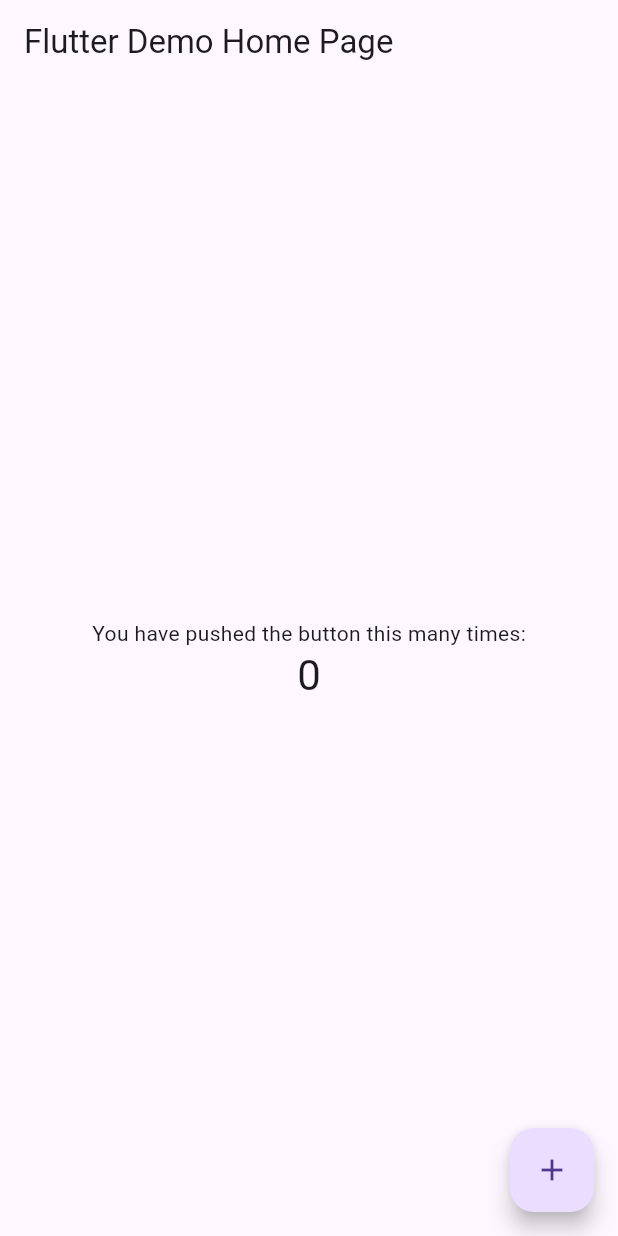
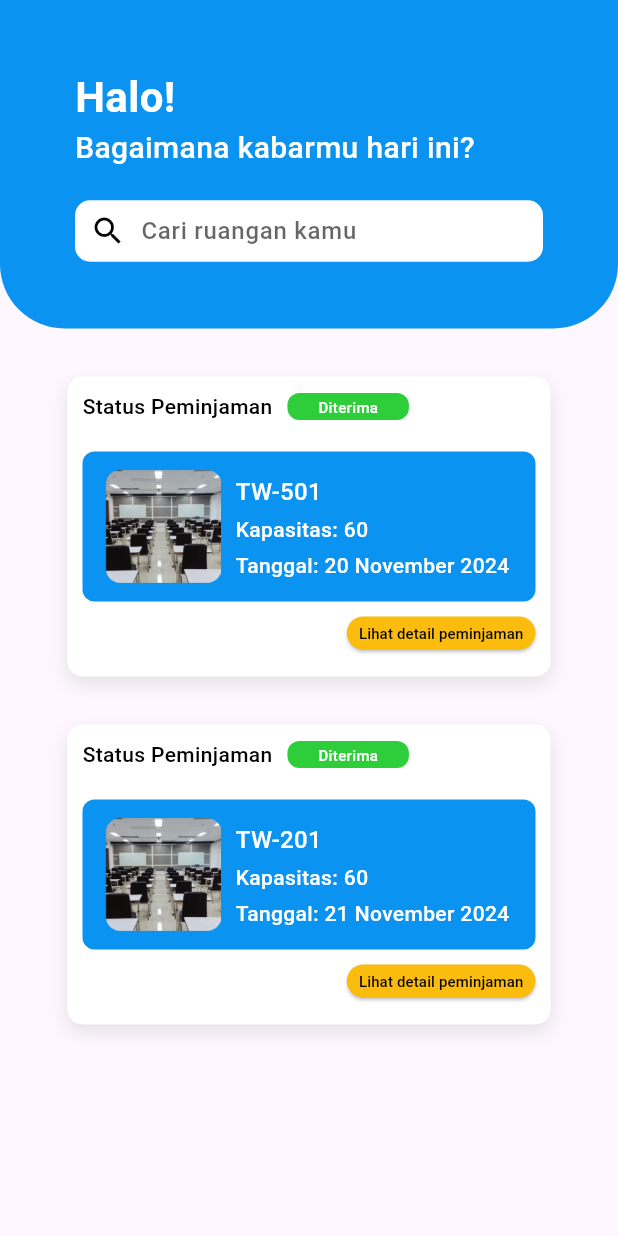
Before and after one commit to HyggeHalcyon/FP-Mobile-Programming, a Flutter app: the screen it shows after launch, on a phone screen of 412 x 824 dp. Run offline on Flutter 3.47's test engine with Material 3 defaults, Android fonts, the phone set to English and light mode, and no system bars; Roboto replaces fonts that are missing (Poppins).

Commit message:
feat: add home page for flutter apps

```diff
--- a/lib/main.dart
+++ b/lib/main.dart
@@ -7,109 +7,269 @@
 class MyApp extends StatelessWidget {
   const MyApp({super.key});
 
-  // This widget is the root of your application.
   @override
   Widget build(BuildContext context) {
     return MaterialApp(
-      title: 'Flutter Demo',
+      title: 'Flutter App',
       theme: ThemeData(
-        // This is the theme of your application.
-        //
-        // Try running your application with "flutter run". You'll see the
-        // application has a blue toolbar. Then, without quitting the app, try
-        // changing the primarySwatch below to Colors.green and then invoke
-        // "hot reload" (press "r" in the console where you ran "flutter run",
-        // or simply save your changes to "hot reload" in a Flutter IDE).
-        // Notice that the counter didn't reset back to zero; the application
-        // is not restarted.
         primarySwatch: Colors.blue,
       ),
-      home: const MyHomePage(title: 'Flutter Demo Home Page'),
+      home: const MyHomePage(),
     );
   }
 }
 
-class MyHomePage extends StatefulWidget {
-  const MyHomePage({super.key, required this.title});
-
-  // This widget is the home page of your application. It is stateful, meaning
-  // that it has a State object (defined below) that contains fields that affect
-  // how it looks.
-
-  // This class is the configuration for the state. It holds the values (in this
-  // case the title) provided by the parent (in this case the App widget) and
-  // used by the build method of the State. Fields in a Widget subclass are
-  // always marked "final".
-
-  final String title;
-
-  @override
-  State<MyHomePage> createState() => _MyHomePageState();
-}
-
-class _MyHomePageState extends State<MyHomePage> {
-  int _counter = 0;
-
-  void _incrementCounter() {
-    setState(() {
-      // This call to setState tells the Flutter framework that something has
-      // changed in this State, which causes it to rerun the build method below
-      // so that the display can reflect the updated values. If we changed
-      // _counter without calling setState(), then the build method would not be
-      // called again, and so nothing would appear to happen.
-      _counter++;
-    });
-  }
+class MyHomePage extends StatelessWidget {
+  const MyHomePage({super.key});
 
   @override
   Widget build(BuildContext context) {
-    // This method is rerun every time setState is called, for instance as done
-    // by the _incrementCounter method above.
-    //
-    // The Flutter framework has been optimized to make rerunning build methods
-    // fast, so that you can just rebuild anything that needs updating rather
-    // than having to individually change instances of widgets.
     return Scaffold(
-      appBar: AppBar(
-        // Here we take the value from the MyHomePage object that was created by
-        // the App.build method, and use it to set our appbar title.
-        title: Text(widget.title),
+      body: Column(
+        children: [
+          Container(
+            height: 219,
+            width: double.infinity,
+            decoration: ShapeDecoration(
+              color: const Color.fromARGB(255, 10, 147, 241),
+              shape: RoundedRectangleBorder(
+                borderRadius: BorderRadius.only(
+                  bottomLeft: Radius.circular(43),
+                  bottomRight: Radius.circular(43),
+                ),
+              ),
+            ),
+            child: Column(
+              crossAxisAlignment: CrossAxisAlignment.start,
+              mainAxisAlignment: MainAxisAlignment.center,
+              children: [
+                const Padding(
+                  padding: EdgeInsets.symmetric(horizontal: 50),
+                  child: Text(
+                    'Halo!',
+                    style: TextStyle(
+                      color: Colors.white,
+                      fontSize: 28,
+                      fontFamily: 'Poppins',
+                      fontWeight: FontWeight.w700,
+                    ),
+                  ),
+                ),
+                const Padding(
+                  padding: EdgeInsets.symmetric(horizontal: 50),
+                  child: Text(
+                    'Bagaimana kabarmu hari ini?',
+                    style: TextStyle(
+                      color: Colors.white,
+                      fontSize: 20,
+                      fontFamily: 'Poppins',
+                      fontWeight: FontWeight.w500,
+                    ),
+                  ),
+                ),
+                const SizedBox(height: 20),
+                Padding(
+                  padding: const EdgeInsets.symmetric(horizontal: 50),
+                  child: Container(
+                    width: 323,
+                    height: 41,
+                    padding: const EdgeInsets.symmetric(horizontal: 10),
+                    decoration: ShapeDecoration(
+                      color: Colors.white,
+                      shape: RoundedRectangleBorder(
+                        borderRadius: BorderRadius.circular(10),
+                      ),
+                    ),
+                    child: Row(
+                      children: [
+                        const Icon(
+                          Icons.search,
+                          color: Colors.black,
+                        ),
+                        const SizedBox(width: 10),
+                        Expanded(
+                          child: TextField(
+                            decoration: InputDecoration(
+                              hintText: 'Cari ruangan kamu',
+                              hintStyle: TextStyle(
+                                color: Colors.black.withOpacity(0.6),
+                                fontSize: 16,
+                                fontFamily: 'Poppins',
+                                fontWeight: FontWeight.w500,
+                              ),
+                              border: InputBorder.none,
+                              contentPadding:
+                                  EdgeInsets.symmetric(vertical: 10),
+                            ),
+                          ),
+                        ),
+                      ],
+                    ),
+                  ),
+                ),
+              ],
+            ),
+          ),
+          statusCard("TW-501", "Diterima", 60, "20 November 2024"),
+          statusCard("TW-201", "Diterima", 60, "21 November 2024"),
+        ],
       ),
-      body: Center(
-        // Center is a layout widget. It takes a single child and positions it
-        // in the middle of the parent.
-        child: Column(
-          // Column is also a layout widget. It takes a list of children and
-          // arranges them vertically. By default, it sizes itself to fit its
-          // children horizontally, and tries to be as tall as its parent.
-          //
-          // Invoke "debug painting" (press "p" in the console, choose the
-          // "Toggle Debug Paint" action from the Flutter Inspector in Android
-          // Studio, or the "Toggle Debug Paint" command in Visual Studio Code)
-          // to see the wireframe for each widget.
-          //
-          // Column has various properties to control how it sizes itself and
-          // how it positions its children. Here we use mainAxisAlignment to
-          // center the children vertically; the main axis here is the vertical
-          // axis because Columns are vertical (the cross axis would be
-          // horizontal).
-          mainAxisAlignment: MainAxisAlignment.center,
-          children: <Widget>[
-            const Text(
-              'You have pushed the button this many times:',
+    );
+  }
+
+  Column statusCard(
+      String classroom, String status, int capacity, String date) {
+    return Column(
+      children: [
+        const SizedBox(height: 32),
+        Container(
+          width: 322,
+          height: 200, // Tinggi kontainer tetap
+          decoration: ShapeDecoration(
+            color: Colors.white,
+            shape: RoundedRectangleBorder(
+              borderRadius: BorderRadius.circular(10),
             ),
-            Text(
-              '$_counter',
-              style: Theme.of(context).textTheme.headline4,
-            ),
-          ],
+            shadows: [
+              BoxShadow(
+                color: const Color(0x19000000),
+                blurRadius: 10,
+                offset: const Offset(0, 5),
+              ),
+            ],
+          ),
+          child: Column(
+            crossAxisAlignment: CrossAxisAlignment.start,
+            children: [
+              Padding(
+                padding: const EdgeInsets.all(10),
+                child: Row(
+                  children: [
+                    const Text(
+                      'Status Peminjaman',
+                      style: TextStyle(
+                        color: Colors.black,
+                        fontSize: 14,
+                        fontFamily: 'Poppins',
+                        fontWeight: FontWeight.w500,
+                      ),
+                    ),
+                    const SizedBox(width: 10),
+                    Container(
+                      width: 81,
+                      height: 18,
+                      decoration: BoxDecoration(
+                        color: const Color(0xFF2ECE3B),
+                        borderRadius: BorderRadius.circular(8),
+                      ),
+                      alignment: Alignment.center,
+                      child: Text(
+                        status,
+                        style: const TextStyle(
+                          color: Colors.white,
+                          fontSize: 10,
+                          fontFamily: 'Poppins',
+                          fontWeight: FontWeight.w500,
+                        ),
+                      ),
+                    ),
+                  ],
+                ),
+              ),
+              const SizedBox(height: 10),
+              Container(
+                height: 100,
+                width: double.infinity,
+                margin: const EdgeInsets.symmetric(horizontal: 10),
+                decoration: BoxDecoration(
+                  color: const Color.fromARGB(255, 10, 147, 241),
+                  borderRadius: BorderRadius.circular(8),
+                ),
+                alignment: Alignment.center,
+                child: Row(
+                  children: [
+                    Padding(
+                      padding: const EdgeInsets.only(left: 15),
+                      child: Image.asset(
+                        "assets/images/image-tw1.png",
+                        height: 75,
+                        alignment: Alignment.centerLeft,
+                      ),
+                    ),
+                    const SizedBox(width: 10),
+                    Padding(
+                      padding: const EdgeInsets.only(top: 15),
+                      child: Column(
+                        crossAxisAlignment: CrossAxisAlignment.start,
+                        children: [
+                          Text(
+                            classroom,
+                            style: const TextStyle(
+                              color: Colors.white,
+                              fontSize: 16,
+                              fontFamily: 'Poppins',
+                              fontWeight: FontWeight.w500,
+                            ),
+                          ),
+                          const SizedBox(height: 4),
+                          Text(
+                            'Kapasitas: $capacity',
+                            style: const TextStyle(
+                              color: Colors.white,
+                              fontSize: 14,
+                              fontFamily: 'Poppins',
+                              fontWeight: FontWeight.w500,
+                            ),
+                          ),
+                          const SizedBox(height: 4),
+                          Text(
+                            'Tanggal: $date',
+                            style: const TextStyle(
+                              color: Colors.white,
+                              fontSize: 14,
+                              fontFamily: 'Poppins',
+                              fontWeight: FontWeight.w500,
+                            ),
+                          ),
+                        ],
+                      ),
+                    ),
+                  ],
+                ),
+              ),
+              const SizedBox(height: 10),
+              Padding(
+                padding: const EdgeInsets.only(right: 10, bottom: 10),
+                child: Row(
+                  mainAxisAlignment: MainAxisAlignment.end,
+                  children: [
+                    ElevatedButton(
+                      onPressed: () {},
+                      style: ElevatedButton.styleFrom(
+                        backgroundColor:
+                            const Color.fromARGB(255, 251, 188, 14),
+                        padding: const EdgeInsets.symmetric(
+                            horizontal: 8, vertical: 4),
+                        minimumSize: Size.zero,
+                        tapTargetSize: MaterialTapTargetSize.shrinkWrap,
+                      ),
+                      child: const Text(
+                        "Lihat detail peminjaman",
+                        style: TextStyle(
+                          color: Colors.black,
+                          fontSize: 10,
+                          fontFamily: 'Poppins',
+                          fontWeight: FontWeight.w500,
+                        ),
+                      ),
+                    ),
+                  ],
+                ),
+              ),
+            ],
+          ),
         ),
-      ),
-      floatingActionButton: FloatingActionButton(
-        onPressed: _incrementCounter,
-        tooltip: 'Increment',
-        child: const Icon(Icons.add),
-      ), // This trailing comma makes auto-formatting nicer for build methods.
+      ],
     );
   }
 }
--- a/pubspec.yaml
+++ b/pubspec.yaml
@@ -60,9 +60,8 @@
   uses-material-design: true
 
   # To add assets to your application, add an assets section, like this:
-  # assets:
-  #   - images/a_dot_burr.jpeg
-  #   - images/a_dot_ham.jpeg
+  assets:
+    - assets/images/image-tw1.png
 
   # An image asset can refer to one or more resolution-specific "variants", see
   # https://flutter.dev/assets-and-images/#resolution-aware
```
Also changed, not shown: assets/images/image-tw1.png (added), pubspec.lock, 1 other file.
